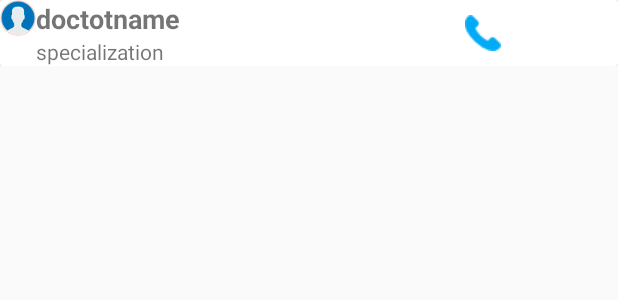
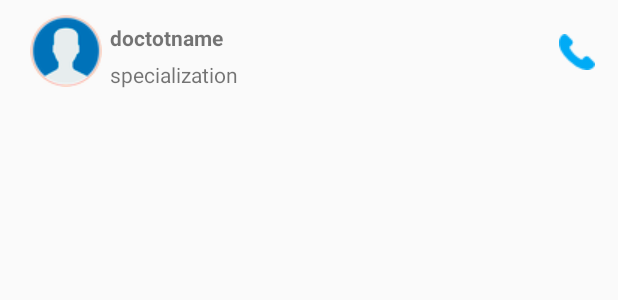
Before and after one commit to itsmak/Curight, an Android app: the layout list_row_doctorappointment.xml on its own in the app's theme, with its tools: preview values and no code run, on a phone screen of 412 x 824 dp. Shown: the top 300 px of the screen. Run offline under Robolectric (Android 15) with nearby library versions, the phone set to English and light mode, and no system bars.

Commit message:
alignment

```diff
--- a/app/src/main/java/com/innovellent/curight/activities/SearchActivity.java
+++ b/app/src/main/java/com/innovellent/curight/activities/SearchActivity.java
@@ -73,15 +73,12 @@ public class SearchActivity extends AppCompatActivity {
                 if(searchAdapter.getcatgory(position).equals("DR")) {
                     Intent intent = new Intent(SearchActivity.this, DoctorAppointmentActivity.class);
                     startActivity(intent);
-                    finish();
                 }else if(searchAdapter.getcatgory(position).equals("DC")){
                     Intent intent = new Intent(SearchActivity.this, DiagnosticCentersActivity.class);
                     startActivity(intent);
-                    finish();
                 }else if(searchAdapter.getcatgory(position).equals("TE")){
                     Intent intent = new Intent(SearchActivity.this, DiagnosticTestListActivity.class);
                     startActivity(intent);
-                    finish();
                 }
             }
 
--- a/app/src/main/java/com/innovellent/curight/adapter/VaccineAdapter.java
+++ b/app/src/main/java/com/innovellent/curight/adapter/VaccineAdapter.java
@@ -77,6 +77,7 @@ public class VaccineAdapter  extends RecyclerView.Adapter<VaccineAdapter.MyViewH
                 holder.llVaccince.setBackgroundColor(Color.parseColor("#D9DADD"));
 
             }else{
+
             }
 
             holder.tvVaccine.setText(arrayList.get(position).getVaccinename());
--- a/app/src/main/res/layout/list_row_doctorappointment.xml
+++ b/app/src/main/res/layout/list_row_doctorappointment.xml
@@ -1,81 +1,46 @@
 <?xml version="1.0" encoding="utf-8"?>
-<LinearLayout xmlns:android="http://schemas.android.com/apk/res/android"
-    xmlns:card_view="http://schemas.android.com/apk/res-auto"
-    android:orientation="vertical"
-    android:layout_width="match_parent"
-    android:layout_height="wrap_content">
-
-    <android.support.v7.widget.CardView
-        android:id="@+id/card_view2"
-        android:layout_width="match_parent"
-        android:layout_height="wrap_content"
-        >
-
-
-
-
-
-            <LinearLayout
+<RelativeLayout xmlns:android="http://schemas.android.com/apk/res/android"
                 android:layout_width="match_parent"
                 android:layout_height="wrap_content"
-                android:orientation="horizontal">
-
-
-
+                android:orientation="horizontal"
+                android:padding="10dp">
 
             <ImageView
+                android:id="@+id/acount_imgvw"
                 android:layout_width="wrap_content"
                 android:layout_height="wrap_content"
-                android:background="@drawable/person"/>
+                android:background="@drawable/person"
+                android:layout_marginLeft="10dp"/>
 
-
-                <LinearLayout
+                <TextView
+                    android:id="@+id/tv_doctorname"
                     android:layout_width="wrap_content"
                     android:layout_height="wrap_content"
-                    android:orientation="vertical">
-
-
-
-
+                    android:text="doctotname"
+                    android:layout_alignTop="@+id/acount_imgvw"
+                    android:layout_margin="5dp"
+                    android:layout_toRightOf="@+id/acount_imgvw"
+                    android:textStyle="bold"
+                    />
 
                 <TextView
-                    android:layout_width="match_parent"
-                    android:layout_height="wrap_content"
-                    android:text="doctotname"
-                    android:elevation="5dp"
-                    android:textSize="18sp"
-                    android:textStyle="bold"
-                    android:id="@+id/tv_doctorname"/>
-
-
-                <TextView
-                    android:layout_width="match_parent"
+                    android:layout_width="wrap_content"
                     android:layout_height="wrap_content"
                     android:text="specialization"
-                    android:elevation="5dp"
+                    android:layout_below="@+id/tv_doctorname"
+                    android:layout_alignLeft="@+id/tv_doctorname"
                     android:textSize="14sp"
                     android:id="@+id/tv_specialization"/>
-
-
-
-
-                </LinearLayout>
 
 
                 <ImageView
                     android:layout_width="wrap_content"
                     android:layout_height="wrap_content"
-                    android:layout_marginLeft="190dp"
-                    android:layout_marginTop="10dp"
+                    android:layout_alignParentRight="true"
+                    android:layout_centerVertical="true"
+                    android:layout_marginRight="5dp"
                     android:id="@+id/img_calldoctor"
                     android:background="@drawable/callimage"/>
 
-            </LinearLayout>
 
-
-
-
-
-    </android.support.v7.widget.CardView>
-
-</LinearLayout>
+</RelativeLayout>
```
Also changed, not shown: app/src/main/java/com/innovellent/curight/adapter/SearchAdapter.java (+12 -2 lines), app/src/main/java/com/innovellent/curight/model/VaccineReminderYearDialog.java (+7 -6 lines), app/src/main/res/layout/fragment_vaccine.xml (+4 -23 lines), app/src/main/res/layout/list_row_vaccine.xml (+10 -6 lines), app/src/main/res/layout/list_search_row.xml (+13 -8 lines), app/src/main/res/drawable/person.png (renamed from app/src/main/res/drawable-xhdpi/person.png).
